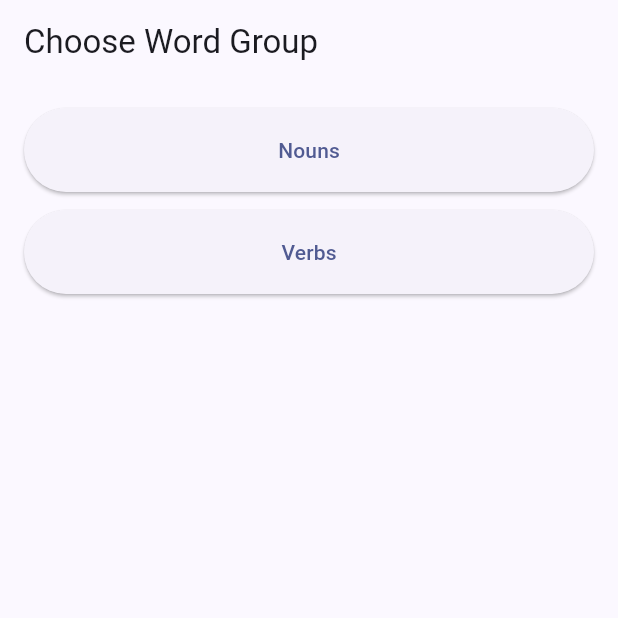
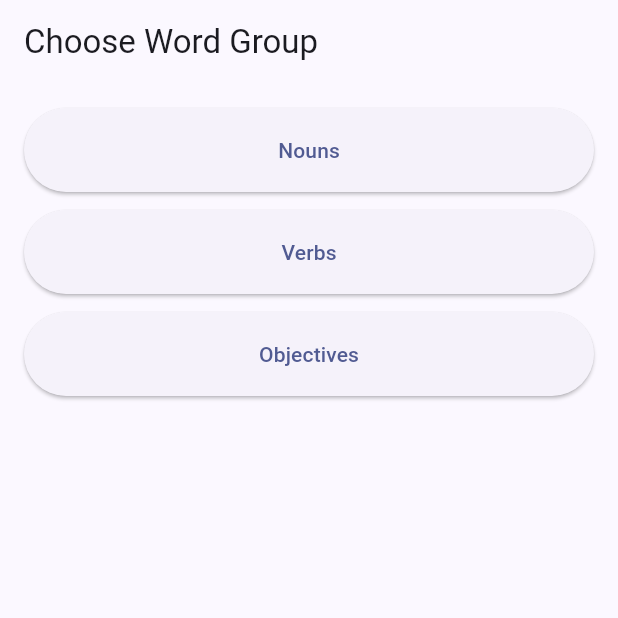
Before and after one commit to go-maxus-go/fibs, a Flutter app: the screen it shows after launch, on a phone screen of 412 x 824 dp, the top half of it. Run offline on Flutter 3.47's test engine with Material 3 defaults, Android fonts, the phone set to English and light mode, and no system bars; our stand-ins replace sqflite_common_ffi; accounts and stored records are empty.

Commit message:
Add objectives

```diff
--- a/lib/screens/group_selection_page.dart
+++ b/lib/screens/group_selection_page.dart
@@ -130,6 +130,20 @@ class _GroupSelectionViewState extends State<_GroupSelectionView> {
               ),
               child: const Text('Verbs'),
             ),
+            const SizedBox(height: 12),
+            ElevatedButton(
+              onPressed: () {
+                Navigator.of(context).push(
+                  MaterialPageRoute<QuizPage>(
+                    builder: (_) => const QuizPage(group: WordGroup.objectives),
+                  ),
+                );
+              },
+              style: ElevatedButton.styleFrom(
+                padding: const EdgeInsets.symmetric(vertical: 18),
+              ),
+              child: const Text('Objectives'),
+            ),
           ],
         ),
       ),
--- a/pubspec.yaml
+++ b/pubspec.yaml
@@ -23,3 +23,4 @@ flutter:
   assets:
     - data/nouns.json
     - data/verbs.json
+    - data/objectives.json
```
Also changed, not shown: lib/models/word_group.dart (+31 -4 lines).
